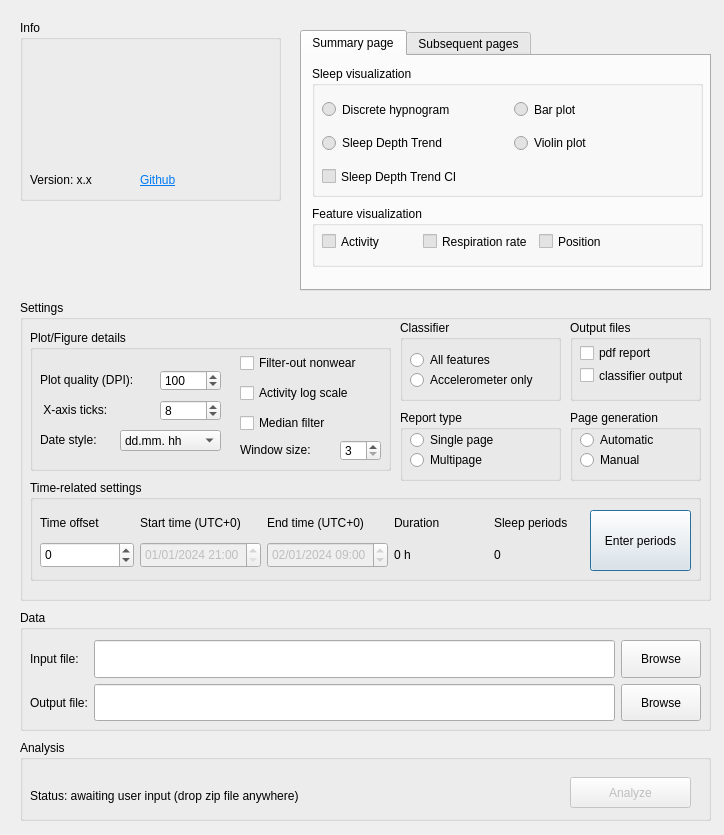
Qt form nappa_gui/main_window.ui (matiashaggman/NAPPA-ISA) before a commit.
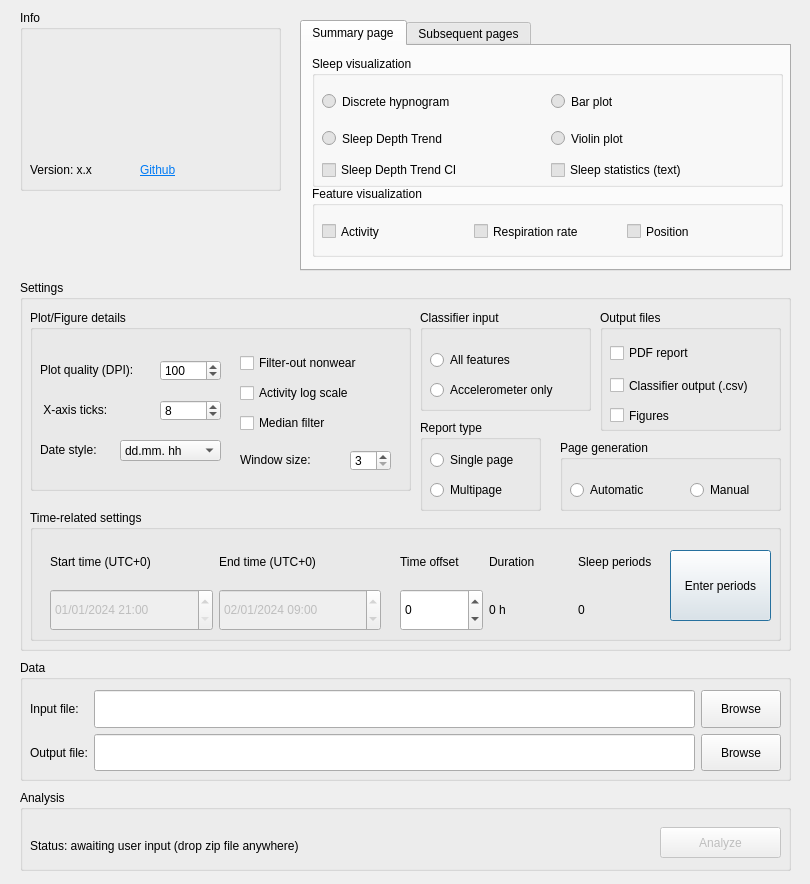
The same form after that commit. The open tabs and pages were chosen to show the change. Icons and pictures are not drawn.

The edit to the form file:
```diff
--- a/nappa_gui/main_window.ui
+++ b/nappa_gui/main_window.ui
@@ -9,8 +9,8 @@
    <rect>
     <x>0</x>
     <y>0</y>
-    <width>724</width>
-    <height>835</height>
+    <width>810</width>
+    <height>884</height>
    </rect>
   </property>
   <property name="sizePolicy">
@@ -37,9 +37,9 @@
    <property name="geometry">
     <rect>
      <x>20</x>
-     <y>300</y>
-     <width>691</width>
-     <height>301</height>
+     <y>280</y>
+     <width>771</width>
+     <height>371</height>
     </rect>
    </property>
    <property name="sizePolicy">
@@ -55,9 +55,9 @@
     <property name="geometry">
      <rect>
       <x>10</x>
-      <y>180</y>
-      <width>671</width>
-      <height>101</height>
+      <y>230</y>
+      <width>751</width>
+      <height>131</height>
      </rect>
     </property>
     <property name="sizePolicy">
@@ -72,10 +72,10 @@
     <widget class="QWidget" name="gridLayoutWidget">
      <property name="geometry">
       <rect>
-       <x>10</x>
+       <x>370</x>
        <y>30</y>
-       <width>548</width>
-       <height>58</height>
+       <width>261</width>
+       <height>91</height>
       </rect>
      </property>
      <property name="sizePolicy">
@@ -86,6 +86,147 @@
      </property>
      <layout class="QGridLayout" name="gridLayout">
       <item row="2" column="1">
+       <widget class="QLabel" name="durationLabel">
+        <property name="sizePolicy">
+         <sizepolicy hsizetype="MinimumExpanding" vsizetype="Preferred">
+          <horstretch>0</horstretch>
+          <verstretch>0</verstretch>
+         </sizepolicy>
+        </property>
+        <property name="text">
+         <string>0 h</string>
+        </property>
+       </widget>
+      </item>
+      <item row="1" column="0">
+       <widget class="QLabel" name="label_5">
+        <property name="sizePolicy">
+         <sizepolicy hsizetype="MinimumExpanding" vsizetype="Preferred">
+          <horstretch>0</horstretch>
+          <verstretch>0</verstretch>
+         </sizepolicy>
+        </property>
+        <property name="text">
+         <string>Time offset</string>
+        </property>
+       </widget>
+      </item>
+      <item row="1" column="1">
+       <widget class="QLabel" name="label_7">
+        <property name="sizePolicy">
+         <sizepolicy hsizetype="MinimumExpanding" vsizetype="Preferred">
+          <horstretch>0</horstretch>
+          <verstretch>0</verstretch>
+         </sizepolicy>
+        </property>
+        <property name="text">
+         <string>Duration</string>
+        </property>
+       </widget>
+      </item>
+      <item row="1" column="2">
+       <widget class="QLabel" name="label_8">
+        <property name="sizePolicy">
+         <sizepolicy hsizetype="MinimumExpanding" vsizetype="Preferred">
+          <horstretch>0</horstretch>
+          <verstretch>0</verstretch>
+         </sizepolicy>
+        </property>
+        <property name="text">
+         <string>Sleep periods</string>
+        </property>
+       </widget>
+      </item>
+      <item row="2" column="0">
+       <widget class="QSpinBox" name="timeOffsetSpinBox">
+        <property name="sizePolicy">
+         <sizepolicy hsizetype="MinimumExpanding" vsizetype="Preferred">
+          <horstretch>0</horstretch>
+          <verstretch>0</verstretch>
+         </sizepolicy>
+        </property>
+        <property name="minimum">
+         <number>-12</number>
+        </property>
+        <property name="maximum">
+         <number>14</number>
+        </property>
+       </widget>
+      </item>
+      <item row="2" column="2">
+       <widget class="QLabel" name="sleepPeriodsLabel">
+        <property name="sizePolicy">
+         <sizepolicy hsizetype="MinimumExpanding" vsizetype="Preferred">
+          <horstretch>0</horstretch>
+          <verstretch>0</verstretch>
+         </sizepolicy>
+        </property>
+        <property name="toolTip">
+         <string>Number of automatically inferred sleeping periods.</string>
+        </property>
+        <property name="text">
+         <string>0</string>
+        </property>
+       </widget>
+      </item>
+     </layout>
+    </widget>
+    <widget class="QPushButton" name="selectPeriodsButton">
+     <property name="geometry">
+      <rect>
+       <x>640</x>
+       <y>40</y>
+       <width>101</width>
+       <height>71</height>
+      </rect>
+     </property>
+     <property name="sizePolicy">
+      <sizepolicy hsizetype="MinimumExpanding" vsizetype="Preferred">
+       <horstretch>0</horstretch>
+       <verstretch>0</verstretch>
+      </sizepolicy>
+     </property>
+     <property name="text">
+      <string>Enter periods</string>
+     </property>
+    </widget>
+    <widget class="QWidget" name="gridLayoutWidget_6">
+     <property name="geometry">
+      <rect>
+       <x>20</x>
+       <y>30</y>
+       <width>331</width>
+       <height>91</height>
+      </rect>
+     </property>
+     <layout class="QGridLayout" name="gridLayout_6">
+      <item row="1" column="2">
+       <widget class="QDateTimeEdit" name="endTime">
+        <property name="enabled">
+         <bool>false</bool>
+        </property>
+        <property name="sizePolicy">
+         <sizepolicy hsizetype="MinimumExpanding" vsizetype="Preferred">
+          <horstretch>0</horstretch>
+          <verstretch>0</verstretch>
+         </sizepolicy>
+        </property>
+        <property name="dateTime">
+         <datetime>
+          <hour>9</hour>
+          <minute>0</minute>
+          <second>0</second>
+          <year>2024</year>
+          <month>1</month>
+          <day>2</day>
+         </datetime>
+        </property>
+        <property name="displayFormat">
+         <string>dd/MM/yyyy HH:mm</string>
+        </property>
+       </widget>
+      </item>
+      <item row="1" column="0">
        <widget class="QDateTimeEdit" name="startTime">
         <property name="enabled">
          <bool>false</bool>
@@ -128,49 +269,7 @@
         </property>
        </widget>
       </item>
-      <item row="2" column="2">
-       <widget class="QDateTimeEdit" name="endTime">
-        <property name="enabled">
-         <bool>false</bool>
-        </property>
-        <property name="sizePolicy">
-         <sizepolicy hsizetype="MinimumExpanding" vsizetype="Preferred">
-          <horstretch>0</horstretch>
-          <verstretch>0</verstretch>
-         </sizepolicy>
-        </property>
-        <property name="dateTime">
-         <datetime>
-          <hour>9</hour>
-          <minute>0</minute>
-          <second>0</second>
-          <year>2024</year>
-          <month>1</month>
-          <day>2</day>
-         </datetime>
-        </property>
-        <property name="displayFormat">
-         <string>dd/MM/yyyy HH:mm</string>
-        </property>
-       </widget>
-      </item>
-      <item row="2" column="4">
-       <widget class="QLabel" name="sleepPeriodsLabel">
-        <property name="sizePolicy">
-         <sizepolicy hsizetype="MinimumExpanding" vsizetype="Preferred">
-          <horstretch>0</horstretch>
-          <verstretch>0</verstretch>
-         </sizepolicy>
-        </property>
-        <property name="toolTip">
-         <string>Number of automatically inferred sleeping periods.</string>
-        </property>
-        <property name="text">
-         <string>0</string>
-        </property>
-       </widget>
-      </item>
-      <item row="1" column="1">
+      <item row="0" column="0">
        <widget class="QLabel" name="startTimeLabel">
         <property name="sizePolicy">
          <sizepolicy hsizetype="MinimumExpanding" vsizetype="Preferred">
@@ -183,20 +282,7 @@
         </property>
        </widget>
       </item>
-      <item row="2" column="3">
-       <widget class="QLabel" name="durationLabel">
-        <property name="sizePolicy">
-         <sizepolicy hsizetype="MinimumExpanding" vsizetype="Preferred">
-          <horstretch>0</horstretch>
-          <verstretch>0</verstretch>
-         </sizepolicy>
-        </property>
-        <property name="text">
-         <string>0 h</string>
-        </property>
-       </widget>
-      </item>
-      <item row="1" column="2">
+      <item row="0" column="2">
        <widget class="QLabel" name="endTimeLabel">
         <property name="sizePolicy">
          <sizepolicy hsizetype="MinimumExpanding" vsizetype="Preferred">
@@ -209,90 +295,16 @@
         </property>
        </widget>
       </item>
-      <item row="1" column="3">
-       <widget class="QLabel" name="label_7">
-        <property name="sizePolicy">
-         <sizepolicy hsizetype="MinimumExpanding" vsizetype="Preferred">
-          <horstretch>0</horstretch>
-          <verstretch>0</verstretch>
-         </sizepolicy>
-        </property>
-        <property name="text">
-         <string>Duration</string>
-        </property>
-       </widget>
-      </item>
-      <item row="1" column="4">
-       <widget class="QLabel" name="label_8">
-        <property name="sizePolicy">
-         <sizepolicy hsizetype="MinimumExpanding" vsizetype="Preferred">
-          <horstretch>0</horstretch>
-          <verstretch>0</verstretch>
-         </sizepolicy>
-        </property>
-        <property name="text">
-         <string>Sleep periods</string>
-        </property>
-       </widget>
-      </item>
-      <item row="1" column="0">
-       <widget class="QLabel" name="label_5">
-        <property name="sizePolicy">
-         <sizepolicy hsizetype="MinimumExpanding" vsizetype="Preferred">
-          <horstretch>0</horstretch>
-          <verstretch>0</verstretch>
-         </sizepolicy>
-        </property>
-        <property name="text">
-         <string>Time offset</string>
-        </property>
-       </widget>
-      </item>
-      <item row="2" column="0">
-       <widget class="QSpinBox" name="timeOffsetSpinBox">
-        <property name="sizePolicy">
-         <sizepolicy hsizetype="MinimumExpanding" vsizetype="Preferred">
-          <horstretch>0</horstretch>
-          <verstretch>0</verstretch>
-         </sizepolicy>
-        </property>
-        <property name="minimum">
-         <number>-12</number>
-        </property>
-        <property name="maximum">
-         <number>14</number>
-        </property>
-       </widget>
-      </item>
      </layout>
     </widget>
-    <widget class="QPushButton" name="selectPeriodsButton">
-     <property name="geometry">
-      <rect>
-       <x>560</x>
-       <y>30</y>
-       <width>101</width>
-       <height>61</height>
-      </rect>
-     </property>
-     <property name="sizePolicy">
-      <sizepolicy hsizetype="MinimumExpanding" vsizetype="Preferred">
-       <horstretch>0</horstretch>
-       <verstretch>0</verstretch>
-      </sizepolicy>
-     </property>
-     <property name="text">
-      <string>Enter periods</string>
-     </property>
-    </widget>
    </widget>
    <widget class="QGroupBox" name="groupBox_6">
     <property name="geometry">
      <rect>
       <x>10</x>
       <y>30</y>
-      <width>361</width>
-      <height>141</height>
+      <width>381</width>
+      <height>181</height>
      </rect>
     </property>
     <property name="sizePolicy">
@@ -311,7 +323,7 @@
      <property name="geometry">
       <rect>
        <x>130</x>
-       <y>40</y>
+       <y>50</y>
        <width>61</width>
        <height>21</height>
       </rect>
@@ -345,7 +357,7 @@
      <property name="geometry">
       <rect>
        <x>10</x>
-       <y>40</y>
+       <y>50</y>
        <width>121</width>
        <height>20</height>
       </rect>
@@ -364,7 +376,7 @@
      <property name="geometry">
       <rect>
        <x>10</x>
-       <y>70</y>
+       <y>90</y>
        <width>111</width>
        <height>20</height>
       </rect>
@@ -386,7 +398,7 @@
      <property name="geometry">
       <rect>
        <x>130</x>
-       <y>70</y>
+       <y>90</y>
        <width>61</width>
        <height>21</height>
       </rect>
@@ -420,7 +432,7 @@
      <property name="geometry">
       <rect>
        <x>90</x>
-       <y>100</y>
+       <y>130</y>
        <width>101</width>
        <height>21</height>
       </rect>
@@ -461,7 +473,7 @@
      <property name="geometry">
       <rect>
        <x>10</x>
-       <y>100</y>
+       <y>130</y>
        <width>71</width>
        <height>20</height>
       </rect>
@@ -480,8 +492,8 @@
      <property name="geometry">
       <rect>
        <x>210</x>
-       <y>50</y>
-       <width>151</width>
+       <y>70</y>
+       <width>171</width>
        <height>26</height>
       </rect>
      </property>
@@ -502,8 +514,8 @@
      <property name="geometry">
       <rect>
        <x>210</x>
-       <y>80</y>
-       <width>121</width>
+       <y>100</y>
+       <width>171</width>
        <height>26</height>
       </rect>
      </property>
@@ -526,8 +538,8 @@
      </property>
      <property name="geometry">
       <rect>
-       <x>310</x>
-       <y>110</y>
+       <x>320</x>
+       <y>140</y>
        <width>41</width>
        <height>21</height>
       </rect>
@@ -564,8 +576,8 @@
      <property name="geometry">
       <rect>
        <x>210</x>
-       <y>110</y>
-       <width>91</width>
+       <y>140</y>
+       <width>101</width>
        <height>20</height>
       </rect>
      </property>
@@ -583,8 +595,8 @@
      <property name="geometry">
       <rect>
        <x>210</x>
-       <y>20</y>
-       <width>151</width>
+       <y>40</y>
+       <width>171</width>
        <height>26</height>
       </rect>
      </property>
@@ -608,10 +620,10 @@
    <widget class="QGroupBox" name="groupBox_5">
     <property name="geometry">
      <rect>
-      <x>380</x>
-      <y>110</y>
-      <width>161</width>
-      <height>71</height>
+      <x>400</x>
+      <y>140</y>
+      <width>121</width>
+      <height>91</height>
      </rect>
     </property>
     <property name="sizePolicy">
@@ -627,7 +639,7 @@
      <property name="geometry">
       <rect>
        <x>10</x>
-       <y>20</y>
+       <y>30</y>
        <width>121</width>
        <height>20</height>
       </rect>
@@ -649,8 +661,8 @@
      <property name="geometry">
       <rect>
        <x>10</x>
-       <y>40</y>
-       <width>101</width>
+       <y>60</y>
+       <width>111</width>
        <height>20</height>
       </rect>
      </property>
@@ -671,9 +683,9 @@
    <widget class="QGroupBox" name="groupBox_7">
     <property name="geometry">
      <rect>
-      <x>550</x>
-      <y>110</y>
-      <width>131</width>
+      <x>540</x>
+      <y>160</y>
+      <width>221</width>
       <height>71</height>
      </rect>
     </property>
@@ -689,7 +701,7 @@
     <widget class="QRadioButton" name="pageGenerationManualButton">
      <property name="geometry">
       <rect>
-       <x>10</x>
+       <x>130</x>
        <y>40</y>
        <width>81</width>
        <height>20</height>
@@ -712,7 +724,7 @@
      <property name="geometry">
       <rect>
        <x>10</x>
-       <y>20</y>
+       <y>40</y>
        <width>101</width>
        <height>20</height>
       </rect>
@@ -734,10 +746,10 @@
    <widget class="QGroupBox" name="groupBox_4">
     <property name="geometry">
      <rect>
-      <x>380</x>
-      <y>20</y>
-      <width>161</width>
-      <height>81</height>
+      <x>400</x>
+      <y>30</y>
+      <width>171</width>
+      <height>101</height>
      </rect>
     </property>
     <property name="sizePolicy">
@@ -747,14 +759,14 @@
      </sizepolicy>
     </property>
     <property name="title">
-     <string>Classifier</string>
+     <string>Classifier input</string>
     </property>
     <widget class="QRadioButton" name="fullFeaturesButton">
      <property name="geometry">
       <rect>
        <x>10</x>
-       <y>30</y>
-       <width>121</width>
+       <y>40</y>
+       <width>161</width>
        <height>20</height>
       </rect>
      </property>
@@ -775,8 +787,8 @@
      <property name="geometry">
       <rect>
        <x>10</x>
-       <y>50</y>
-       <width>141</width>
+       <y>70</y>
+       <width>171</width>
        <height>20</height>
       </rect>
      </property>
@@ -797,10 +809,10 @@
    <widget class="QGroupBox" name="groupBox_11">
     <property name="geometry">
      <rect>
-      <x>550</x>
-      <y>20</y>
-      <width>131</width>
-      <height>81</height>
+      <x>580</x>
+      <y>30</y>
+      <width>181</width>
+      <height>121</height>
      </rect>
     </property>
     <property name="sizePolicy">
@@ -816,8 +828,8 @@
      <property name="geometry">
       <rect>
        <x>10</x>
-       <y>20</y>
-       <width>93</width>
+       <y>30</y>
+       <width>161</width>
        <height>26</height>
       </rect>
      </property>
@@ -831,15 +843,15 @@
       <string>Generate a pdf report of the analysis.</string>
      </property>
      <property name="text">
-      <string>pdf report</string>
+      <string>PDF report</string>
      </property>
     </widget>
     <widget class="QCheckBox" name="csvOutputBox">
      <property name="geometry">
       <rect>
        <x>10</x>
-       <y>40</y>
-       <width>141</width>
+       <y>60</y>
+       <width>171</width>
        <height>31</height>
       </rect>
      </property>
@@ -853,7 +865,29 @@
       <string>Generate a .csv file containing the classifier output.</string>
      </property>
      <property name="text">
-      <string>classifier output</string>
+      <string>Classifier output (.csv)</string>
+     </property>
+    </widget>
+    <widget class="QCheckBox" name="figuresOutputBox">
+     <property name="geometry">
+      <rect>
+       <x>10</x>
+       <y>90</y>
+       <width>141</width>
+       <height>31</height>
+      </rect>
+     </property>
+     <property name="sizePolicy">
+      <sizepolicy hsizetype="MinimumExpanding" vsizetype="Preferred">
+       <horstretch>0</horstretch>
+       <verstretch>0</verstretch>
+      </sizepolicy>
+     </property>
+     <property name="toolTip">
+      <string>&lt;html&gt;&lt;head/&gt;&lt;body&gt;&lt;p&gt;Export all the generated plots as .png files.&lt;/p&gt;&lt;/body&gt;&lt;/html&gt;</string>
+     </property>
+     <property name="text">
+      <string>Figures</string>
      </property>
     </widget>
    </widget>
@@ -862,8 +896,8 @@
    <property name="geometry">
     <rect>
      <x>20</x>
-     <y>610</y>
-     <width>691</width>
+     <y>660</y>
+     <width>771</width>
      <height>121</height>
     </rect>
    </property>
@@ -881,7 +915,7 @@
      <rect>
       <x>10</x>
       <y>30</y>
-      <width>671</width>
+      <width>751</width>
       <height>81</height>
      </rect>
     </property>
@@ -893,7 +927,7 @@
     </property>
     <layout class="QGridLayout" name="gridLayout_5">
      <property name="sizeConstraint">
-      <enum>QLayout::SizeConstraint::SetNoConstraint</enum>
+      <enum>QLayout::SizeConstraint::SetDefaultConstraint</enum>
      </property>
      <item row="0" column="1">
       <widget class="QLineEdit" name="inputFile">
@@ -980,8 +1014,8 @@
    <property name="geometry">
     <rect>
      <x>20</x>
-     <y>740</y>
-     <width>691</width>
+     <y>790</y>
+     <width>771</width>
      <height>81</height>
     </rect>
    </property>
@@ -1000,7 +1034,7 @@
     </property>
     <property name="geometry">
      <rect>
-      <x>550</x>
+      <x>640</x>
       <y>37</y>
       <width>121</width>
       <height>31</height>
@@ -1040,7 +1074,7 @@
    <property name="geometry">
     <rect>
      <x>20</x>
-     <y>20</y>
+     <y>10</y>
      <width>261</width>
      <height>181</height>
     </rect>
@@ -1122,9 +1156,9 @@
    <property name="geometry">
     <rect>
      <x>300</x>
-     <y>30</y>
-     <width>411</width>
-     <height>261</height>
+     <y>20</y>
+     <width>491</width>
+     <height>251</height>
     </rect>
    </property>
    <property name="sizePolicy">
@@ -1192,7 +1226,7 @@
     <bool>false</bool>
    </property>
    <property name="currentIndex">
-    <number>1</number>
+    <number>0</number>
    </property>
    <widget class="QWidget" name="tab">
     <attribute name="title">
@@ -1203,7 +1237,7 @@
       <rect>
        <x>10</x>
        <y>10</y>
-       <width>391</width>
+       <width>471</width>
        <height>131</height>
       </rect>
      </property>
@@ -1221,7 +1255,7 @@
        <rect>
         <x>10</x>
         <y>30</y>
-        <width>378</width>
+        <width>451</width>
         <height>94</height>
        </rect>
       </property>
@@ -1315,6 +1349,13 @@
          </attribute>
         </widget>
        </item>
+       <item row="2" column="1">
+        <widget class="QCheckBox" name="sleepStatisticsSummaryBox">
+         <property name="text">
+          <string>Sleep statistics (text)</string>
+         </property>
+        </widget>
+       </item>
       </layout>
      </widget>
     </widget>
@@ -1322,9 +1363,9 @@
      <property name="geometry">
       <rect>
        <x>10</x>
-       <y>150</y>
-       <width>391</width>
-       <height>61</height>
+       <y>140</y>
+       <width>471</width>
+       <height>71</height>
       </rect>
      </property>
      <property name="sizePolicy">
@@ -1340,8 +1381,8 @@
       <property name="geometry">
        <rect>
         <x>10</x>
-        <y>20</y>
-        <width>311</width>
+        <y>30</y>
+        <width>451</width>
         <height>31</height>
        </rect>
       </property>
@@ -1422,7 +1463,7 @@
       <rect>
        <x>10</x>
        <y>10</y>
-       <width>391</width>
+       <width>471</width>
        <height>131</height>
       </rect>
      </property>
@@ -1434,7 +1475,7 @@
        <rect>
         <x>10</x>
         <y>30</y>
-        <width>378</width>
+        <width>451</width>
         <height>94</height>
        </rect>
       </property>
@@ -1473,6 +1514,13 @@
          </property>
         </widget>
        </item>
+       <item row="1" column="1">
+        <widget class="QCheckBox" name="sleepStatisticsSubsqBox">
+         <property name="text">
+          <string>Sleep statistics (text)</string>
+         </property>
+        </widget>
+       </item>
       </layout>
      </widget>
     </widget>
@@ -1480,9 +1528,9 @@
      <property name="geometry">
       <rect>
        <x>10</x>
-       <y>150</y>
-       <width>391</width>
-       <height>61</height>
+       <y>140</y>
+       <width>471</width>
+       <height>71</height>
       </rect>
      </property>
      <property name="title">
@@ -1492,8 +1540,8 @@
       <property name="geometry">
        <rect>
         <x>10</x>
-        <y>20</y>
-        <width>311</width>
+        <y>30</y>
+        <width>451</width>
         <height>31</height>
        </rect>
       </property>
```
Left out of the diff: 2 changed lines with no effect on the pictures.
